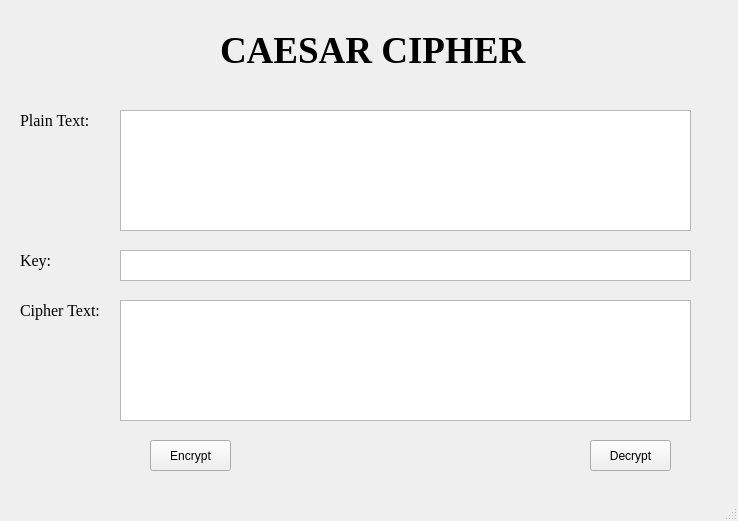
Before: the Qt Designer form lab-03/ui/caesar.ui in Ristai/bmttnc-hutech-2280602795, drawn with Qt 5.
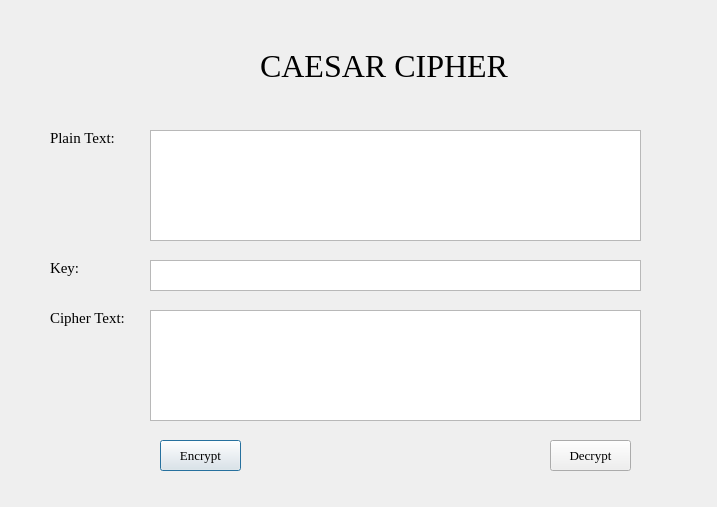
After: the same form once the commit is applied.

What changed in the file:
```diff
--- a/lab-03/ui/caesar.ui
+++ b/lab-03/ui/caesar.ui
@@ -1,38 +1,51 @@
 <?xml version="1.0" encoding="UTF-8"?>
 <ui version="4.0">
- <class>CaesarCipher</class>
- <widget class="QMainWindow" name="CaesarCipher">
+ <class>Dialog</class>
+ <widget class="QDialog" name="Dialog">
   <property name="geometry">
    <rect>
     <x>0</x>
     <y>0</y>
-    <width>738</width>
-    <height>521</height>
+    <width>717</width>
+    <height>507</height>
    </rect>
   </property>
   <property name="windowTitle">
    <string>Caesar Cipher</string>
   </property>
-  <widget class="QWidget" name="centralwidget">
    <widget class="QLabel" name="label">
     <property name="geometry">
      <rect>
-      <x>220</x>
-      <y>30</y>
-      <width>321</width>
-      <height>41</height>
+     <x>50</x>
+     <y>130</y>
+     <width>81</width>
+     <height>16</height>
      </rect>
     </property>
     <property name="font">
      <font>
       <family>Times New Roman</family>
-      <pointsize>28</pointsize>
-      <weight>75</weight>
-      <bold>true</bold>
-     </font>
-    </property>
-    <property name="layoutDirection">
-     <enum>Qt::LeftToRight</enum>
+     <pointsize>11</pointsize>
+    </font>
+   </property>
+   <property name="text">
+    <string>Plain Text:</string>
+   </property>
+  </widget>
+  <widget class="QLabel" name="label_2">
+   <property name="geometry">
+    <rect>
+     <x>260</x>
+     <y>40</y>
+     <width>261</width>
+     <height>51</height>
+    </rect>
+   </property>
+   <property name="font">
+    <font>
+     <family>Times New Roman</family>
+     <pointsize>24</pointsize>
+    </font>
     </property>
     <property name="text">
      <string>CAESAR CIPHER</string>
@@ -41,63 +54,86 @@
    <widget class="QTextEdit" name="txt_plaintext">
     <property name="geometry">
      <rect>
-      <x>120</x>
-      <y>110</y>
-      <width>571</width>
-      <height>121</height>
-     </rect>
-    </property>
-    <property name="html">
-     <string>&lt;!DOCTYPE HTML PUBLIC &quot;-//W3C//DTD HTML 4.0//EN&quot; &quot;http://www.w3.org/TR/REC-html40/strict.dtd&quot;&gt;
-&lt;html&gt;&lt;head&gt;&lt;meta name=&quot;qrichtext&quot; content=&quot;1&quot; /&gt;&lt;style type=&quot;text/css&quot;&gt;
-p, li { white-space: pre-wrap; }
-&lt;/style&gt;&lt;/head&gt;&lt;body style=&quot; font-family:'MS Shell Dlg 2'; font-size:8.25pt; font-weight:400; font-style:normal;&quot;&gt;
-&lt;p style=&quot;-qt-paragraph-type:empty; margin-top:0px; margin-bottom:0px; margin-left:0px; margin-right:0px; -qt-block-indent:0; text-indent:0px;&quot;&gt;&lt;br /&gt;&lt;/p&gt;&lt;/body&gt;&lt;/html&gt;</string>
-    </property>
-   </widget>
-   <widget class="QTextEdit" name="txt_key">
-    <property name="geometry">
-     <rect>
-      <x>120</x>
-      <y>250</y>
-      <width>571</width>
-      <height>31</height>
-     </rect>
-    </property>
-    <property name="html">
-     <string>&lt;!DOCTYPE HTML PUBLIC &quot;-//W3C//DTD HTML 4.0//EN&quot; &quot;http://www.w3.org/TR/REC-html40/strict.dtd&quot;&gt;
-&lt;html&gt;&lt;head&gt;&lt;meta name=&quot;qrichtext&quot; content=&quot;1&quot; /&gt;&lt;style type=&quot;text/css&quot;&gt;
-p, li { white-space: pre-wrap; }
-&lt;/style&gt;&lt;/head&gt;&lt;body style=&quot; font-family:'MS Shell Dlg 2'; font-size:8.25pt; font-weight:400; font-style:normal;&quot;&gt;
-&lt;p style=&quot;-qt-paragraph-type:empty; margin-top:0px; margin-bottom:0px; margin-left:0px; margin-right:0px; -qt-block-indent:0; text-indent:0px;&quot;&gt;&lt;br /&gt;&lt;/p&gt;&lt;/body&gt;&lt;/html&gt;</string>
+     <x>150</x>
+     <y>130</y>
+     <width>491</width>
+     <height>111</height>
+    </rect>
     </property>
    </widget>
    <widget class="QTextEdit" name="txt_ciphertext">
     <property name="geometry">
      <rect>
-      <x>120</x>
-      <y>300</y>
-      <width>571</width>
-      <height>121</height>
-     </rect>
-    </property>
-    <property name="html">
-     <string>&lt;!DOCTYPE HTML PUBLIC &quot;-//W3C//DTD HTML 4.0//EN&quot; &quot;http://www.w3.org/TR/REC-html40/strict.dtd&quot;&gt;
-&lt;html&gt;&lt;head&gt;&lt;meta name=&quot;qrichtext&quot; content=&quot;1&quot; /&gt;&lt;style type=&quot;text/css&quot;&gt;
-p, li { white-space: pre-wrap; }
-&lt;/style&gt;&lt;/head&gt;&lt;body style=&quot; font-family:'MS Shell Dlg 2'; font-size:8.25pt; font-weight:400; font-style:normal;&quot;&gt;
-&lt;p style=&quot;-qt-paragraph-type:empty; margin-top:0px; margin-bottom:0px; margin-left:0px; margin-right:0px; -qt-block-indent:0; text-indent:0px;&quot;&gt;&lt;br /&gt;&lt;/p&gt;&lt;/body&gt;&lt;/html&gt;</string>
+     <x>150</x>
+     <y>310</y>
+     <width>491</width>
+     <height>111</height>
+    </rect>
+   </property>
+  </widget>
+  <widget class="QLabel" name="label_3">
+   <property name="geometry">
+    <rect>
+     <x>50</x>
+     <y>310</y>
+     <width>81</width>
+     <height>16</height>
+    </rect>
+   </property>
+   <property name="font">
+    <font>
+     <family>Times New Roman</family>
+     <pointsize>11</pointsize>
+    </font>
+   </property>
+   <property name="text">
+    <string>Cipher Text:</string>
+   </property>
+  </widget>
+  <widget class="QLabel" name="label_4">
+   <property name="geometry">
+    <rect>
+     <x>50</x>
+     <y>260</y>
+     <width>81</width>
+     <height>16</height>
+    </rect>
+   </property>
+   <property name="font">
+    <font>
+     <family>Times New Roman</family>
+     <pointsize>11</pointsize>
+    </font>
+   </property>
+   <property name="text">
+    <string>Key:</string>
+   </property>
+  </widget>
+  <widget class="QTextEdit" name="txt_key">
+   <property name="geometry">
+    <rect>
+     <x>150</x>
+     <y>260</y>
+     <width>491</width>
+     <height>31</height>
+    </rect>
     </property>
    </widget>
    <widget class="QPushButton" name="btn_encrypt">
     <property name="geometry">
      <rect>
-      <x>150</x>
+     <x>160</x>
       <y>440</y>
       <width>81</width>
       <height>31</height>
      </rect>
     </property>
+   <property name="font">
+    <font>
+     <family>Times New Roman</family>
+     <pointsize>10</pointsize>
+    </font>
+   </property>
     <property name="text">
      <string>Encrypt</string>
     </property>
@@ -105,85 +141,22 @@
    <widget class="QPushButton" name="btn_decrypt">
     <property name="geometry">
      <rect>
-      <x>590</x>
+     <x>550</x>
       <y>440</y>
       <width>81</width>
       <height>31</height>
      </rect>
     </property>
+   <property name="font">
+    <font>
+     <family>Times New Roman</family>
+     <pointsize>10</pointsize>
+    </font>
+   </property>
     <property name="text">
      <string>Decrypt</string>
     </property>
    </widget>
-   <widget class="QLabel" name="label_2">
-    <property name="geometry">
-     <rect>
-      <x>20</x>
-      <y>110</y>
-      <width>71</width>
-      <height>21</height>
-     </rect>
-    </property>
-    <property name="font">
-     <font>
-      <family>Times New Roman</family>
-      <pointsize>12</pointsize>
-     </font>
-    </property>
-    <property name="text">
-     <string>Plain Text:</string>
-    </property>
-   </widget>
-   <widget class="QLabel" name="label_3">
-    <property name="geometry">
-     <rect>
-      <x>20</x>
-      <y>250</y>
-      <width>71</width>
-      <height>21</height>
-     </rect>
-    </property>
-    <property name="font">
-     <font>
-      <family>Times New Roman</family>
-      <pointsize>12</pointsize>
-     </font>
-    </property>
-    <property name="text">
-     <string>Key:</string>
-    </property>
-   </widget>
-   <widget class="QLabel" name="label_4">
-    <property name="geometry">
-     <rect>
-      <x>20</x>
-      <y>300</y>
-      <width>81</width>
-      <height>21</height>
-     </rect>
-    </property>
-    <property name="font">
-     <font>
-      <family>Times New Roman</family>
-      <pointsize>12</pointsize>
-     </font>
-    </property>
-    <property name="text">
-     <string>Cipher Text:</string>
-    </property>
-   </widget>
-  </widget>
-  <widget class="QMenuBar" name="menubar">
-   <property name="geometry">
-    <rect>
-     <x>0</x>
-     <y>0</y>
-     <width>738</width>
-     <height>21</height>
-    </rect>
-   </property>
-  </widget>
-  <widget class="QStatusBar" name="statusbar"/>
  </widget>
  <resources/>
  <connections/>
```
Lines whose indentation alone changed are shown as unchanged.
